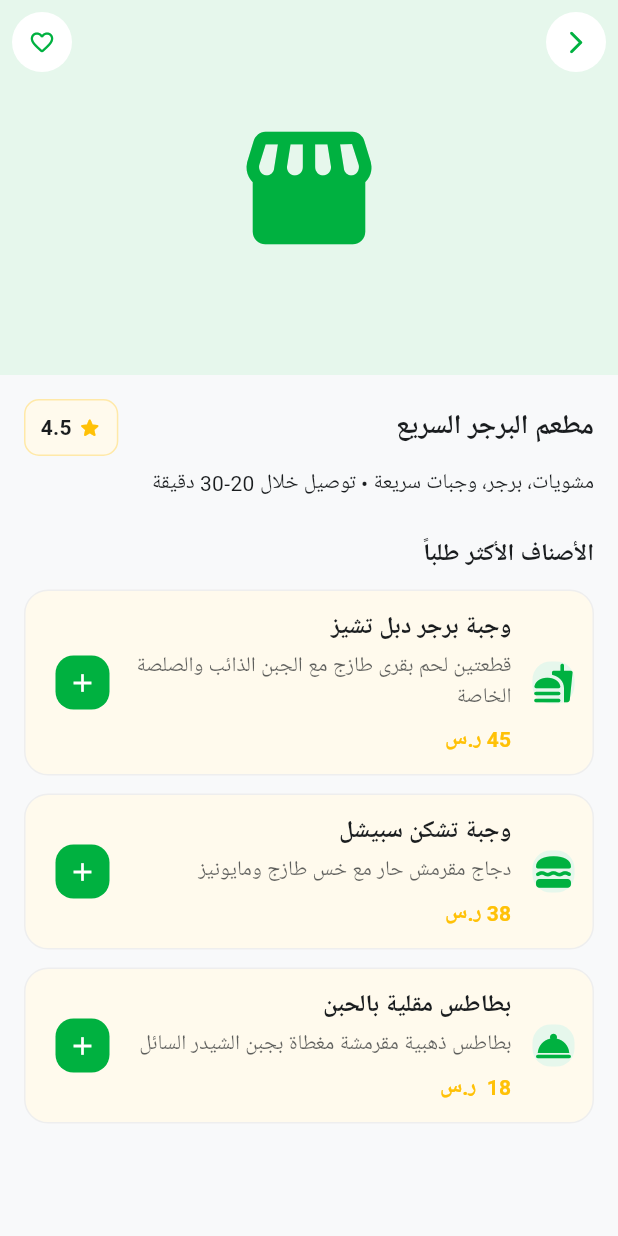
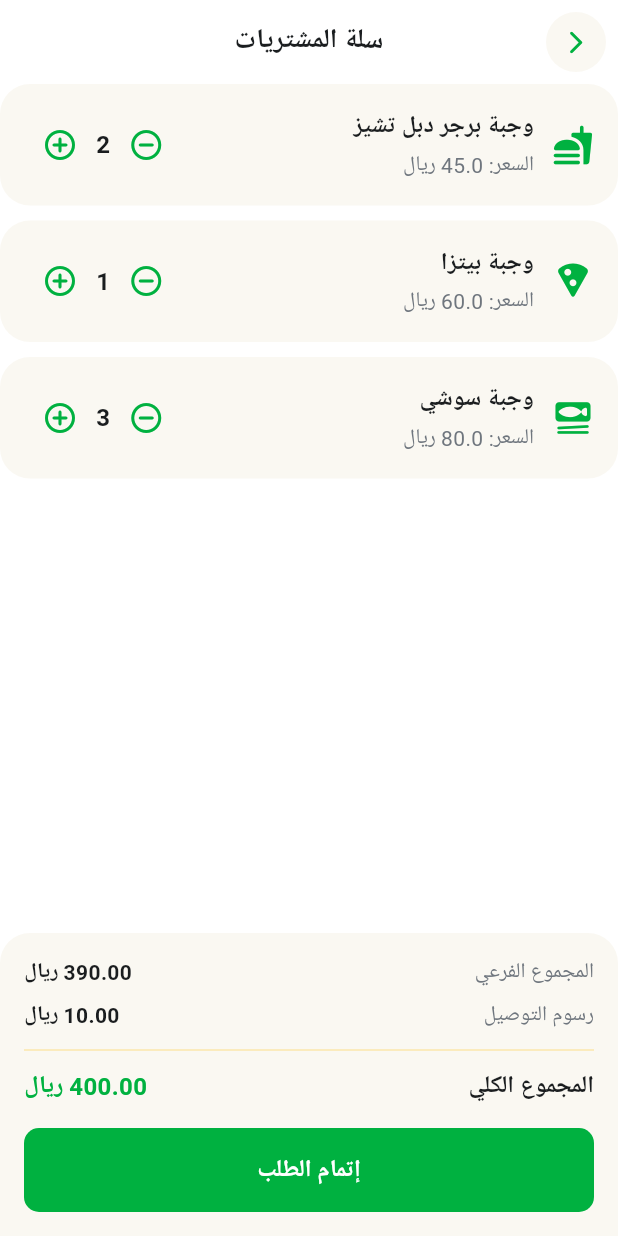
Before and after one commit to tahirnawaf4-maker/Quick-drop, a Flutter app: the screen it shows after launch, on a phone screen of 412 x 824 dp. Run offline on Flutter 3.47's test engine with Material 3 defaults, Android fonts, the phone set to English and light mode, and no system bars; drawn by our look-alikes of flutter_animate; our stand-ins replace google_fonts; Roboto replaces fonts that are missing (Cairo).

Commit message:
completed the cart screen

```diff
--- /dev/null
+++ b/lib/features/cart/presentation/screens/cart_screen.dart
@@ -0,0 +1,287 @@
+import 'package:flutter/material.dart';
+import 'package:flutter/widgets.dart';
+import 'package:flutter_animate/flutter_animate.dart';
+import 'package:quick_drop/core/constants/app_colors.dart';
+
+class CartScreen extends StatefulWidget {
+  const CartScreen({super.key});
+
+  @override
+  State<CartScreen> createState() => _CartScreenState();
+}
+
+class _CartScreenState extends State<CartScreen> {
+  final List cartItems = [
+    {
+      'name': 'وجبة برجر دبل تشيز',
+      'price': 45.0,
+      'quantity': 2,
+      'icon': Icons.fastfood_rounded,
+    },
+    {
+      'name': 'وجبة بيتزا',
+      'price': 60.0,
+      'quantity': 1,
+      'icon': Icons.local_pizza_rounded,
+    },
+    {
+      'name': 'وجبة سوشي',
+      'price': 80.0,
+      'quantity': 3,
+      'icon': Icons.set_meal_rounded,
+    },
+  ];
+  double get _subtotal {
+    return cartItems.fold(
+      0,
+      (sum, item) => sum + (item['price'] * item['quantity']),
+    );
+  } // Example list of cart items
+
+  final double _deliveryFee = 10.0; // Example delivery fee
+  @override
+  Widget build(BuildContext context) {
+    double total = _subtotal + _deliveryFee;
+    return Directionality(
+      textDirection: TextDirection.rtl,
+      child: Scaffold(
+        backgroundColor: Colors.white,
+        appBar: AppBar(
+          centerTitle: true,
+          backgroundColor: Colors.white,
+          title: const Text(
+            'سلة المشتريات',
+            style: TextStyle(
+              fontSize: 18,
+              fontWeight: FontWeight.bold,
+              color: AppColors.textPrimarylight,
+            ),
+          ),
+          leading: Padding(
+            padding: const EdgeInsets.all(8.0),
+            child: CircleAvatar(
+              backgroundColor: Color(0xFFFAF8F2),
+              child: IconButton(
+                onPressed: () {
+                  Navigator.pop(context);
+                },
+                icon: const Icon(
+                  Icons.arrow_back_ios_new_rounded,
+                  color: AppColors.primary,
+                  size: 18,
+                ),
+              ),
+            ),
+          ),
+        ),
+        body: cartItems.isEmpty
+            ? Center(
+                child: Column(
+                  mainAxisAlignment: MainAxisAlignment.center,
+                  children: [
+                    Icon(
+                      Icons.shopping_cart_outlined,
+                      size: 100,
+                      color: AppColors.primary,
+                    ),
+
+                    const SizedBox(height: 20),
+                    Text('سلة المشتريات فارغة!'),
+                  ],
+                ),
+              )
+            : Column(
+                children: [
+                  Expanded(
+                    child: ListView.separated(
+                      itemCount: cartItems.length,
+                      separatorBuilder: (context, index) =>
+                          SizedBox(height: 10),
+                      itemBuilder: (context, index) {
+                        final item = cartItems[index];
+                        return _buildCartItem(item, index);
+                      },
+                    ),
+                  ),
+                  Container(
+                    padding: EdgeInsets.all(16),
+                    decoration: BoxDecoration(
+                      color: Color(0xFFFAF8F2),
+                      borderRadius: BorderRadius.vertical(
+                        top: Radius.circular(20),
+                      ),
+                    ),
+                    child: Column(
+                      crossAxisAlignment: CrossAxisAlignment.center,
+                      children: [
+                        Row(
+                          mainAxisAlignment: MainAxisAlignment.spaceBetween,
+                          children: [
+                            Text(
+                              'المجموع الفرعي',
+                              style: TextStyle(
+                                color: AppColors.textSeconderyLight,
+                              ),
+                            ),
+                            Text(
+                              '${_subtotal.toStringAsFixed(2)} ريال',
+                              style: TextStyle(fontWeight: FontWeight.bold),
+                            ),
+                          ],
+                        ),
+                        SizedBox(height: 8),
+                        Row(
+                          mainAxisAlignment: MainAxisAlignment.spaceBetween,
+                          children: [
+                            Text(
+                              'رسوم التوصيل',
+                              style: TextStyle(
+                                color: AppColors.textSeconderyLight,
+                              ),
+                            ),
+                            Text(
+                              '${_deliveryFee.toStringAsFixed(2)} ريال',
+                              style: TextStyle(fontWeight: FontWeight.bold),
+                            ),
+                          ],
+                        ),
+                        Divider(
+                          height: 24,
+                          thickness: 1,
+                          color: AppColors.secondery.withOpacity(0.3),
+                        ),
+                        Row(
+                          mainAxisAlignment: MainAxisAlignment.spaceBetween,
+                          children: [
+                            Text(
+                              'المجموع الكلي',
+                              style: TextStyle(
+                                fontSize: 16,
+                                fontWeight: FontWeight.bold,
+                                color: AppColors.textPrimarylight,
+                              ),
+                            ),
+                            Text(
+                              '${total.toStringAsFixed(2)} ريال',
+                              style: TextStyle(
+                                fontSize: 16,
+                                fontWeight: FontWeight.bold,
+                                color: AppColors.primary,
+                              ),
+                            ),
+                          ],
+                        ),
+                        SizedBox(height: 16),
+                        SizedBox(
+                          width: double.infinity,
+                          child: ElevatedButton(
+                            onPressed: () {
+                              // Handle checkout action
+                            },
+                            style: ElevatedButton.styleFrom(
+                              elevation: 0,
+                              backgroundColor: AppColors.primary,
+                              padding: EdgeInsets.symmetric(vertical: 16),
+                              shape: RoundedRectangleBorder(
+                                borderRadius: BorderRadius.circular(10),
+                              ),
+                            ),
+                            child: Text(
+                              'إتمام الطلب',
+                              style: TextStyle(
+                                fontSize: 16,
+                                fontWeight: FontWeight.bold,
+                                color: Colors.white,
+                              ),
+                            ),
+                          ),
+                        ),
+                      ],
+                    ),
+                  ),
+                ],
+              ),
+      ),
+    );
+  }
+
+  Widget _buildCartItem(Map<String, dynamic> item, int index) {
+    return Container(
+          padding: EdgeInsets.all(16),
+          decoration: BoxDecoration(
+            color: Color(0xFFFAF8F2),
+            borderRadius: BorderRadius.circular(20),
+          ),
+          child: Row(
+            children: [
+              Icon(item['icon'], color: AppColors.primary, size: 28),
+              SizedBox(width: 12),
+              Expanded(
+                child: Column(
+                  crossAxisAlignment: CrossAxisAlignment.start,
+                  children: [
+                    Text(
+                      item['name'],
+                      style: TextStyle(
+                        fontSize: 16,
+                        fontWeight: FontWeight.bold,
+                        color: AppColors.textPrimarylight,
+                      ),
+                    ),
+                    SizedBox(height: 4),
+                    Text(
+                      'السعر: ${item['price']} ريال',
+                      style: TextStyle(
+                        fontSize: 14,
+                        color: AppColors.textSeconderyLight,
+                      ),
+                    ),
+                  ],
+                ),
+              ),
+              Row(
+                children: [
+                  IconButton(
+                    onPressed: () {
+                      setState(() {
+                        if (item['quantity'] > 1) {
+                          item['quantity']--;
+                        } else {
+                          cartItems.removeAt(index);
+                        }
+                      });
+                    },
+                    icon: Icon(
+                      Icons.remove_circle_outline_rounded,
+                      color: AppColors.primary,
+                    ),
+                  ),
+                  Text(
+                    '${item['quantity']}',
+                    style: TextStyle(
+                      fontSize: 16,
+                      fontWeight: FontWeight.bold,
+                      color: AppColors.textPrimarylight,
+                    ),
+                  ),
+                  IconButton(
+                    onPressed: () {
+                      setState(() {
+                        item['quantity']++;
+                      });
+                    },
+                    icon: Icon(
+                      Icons.add_circle_outline_rounded,
+                      color: AppColors.primary,
+                    ),
+                  ),
+                ],
+              ),
+            ],
+          ),
+        )
+        .animate()
+        .fadeIn(duration: 500.ms, delay: (index * 100).ms)
+        .slideX(begin: -0.5, end: 0, duration: 500.ms, delay: (index * 100).ms);
+  }
+}
--- a/lib/main.dart
+++ b/lib/main.dart
@@ -4,6 +4,7 @@ import 'package:quick_drop/core/theme/app_theme.dart';
 import 'package:quick_drop/features/auth/presentation/screens/home_screen.dart';
 import 'package:quick_drop/features/auth/presentation/screens/login_screen.dart';
 import 'package:quick_drop/features/auth/presentation/screens/splash_screen.dart';
+import 'package:quick_drop/features/cart/presentation/screens/cart_screen.dart';
 import 'package:quick_drop/features/home/presentation/screens/store_details_screens.dart';
 
 void main() {
@@ -24,7 +25,7 @@ class QuickDrop extends StatelessWidget {
       builder: (context, child) {
         return Directionality(textDirection: TextDirection.rtl, child: child!);
       },
-      home: StoreDetailsScreens(),
+      home: const CartScreen(),
     );
   }
 }
```
